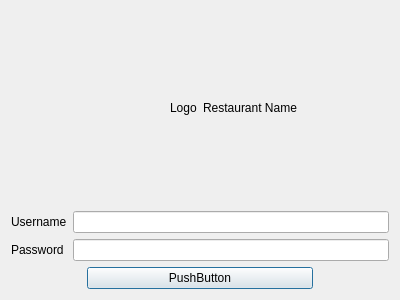
Before: the Qt Designer form askcredentials.ui in PeteCastle/PEx5, drawn with Qt 5.
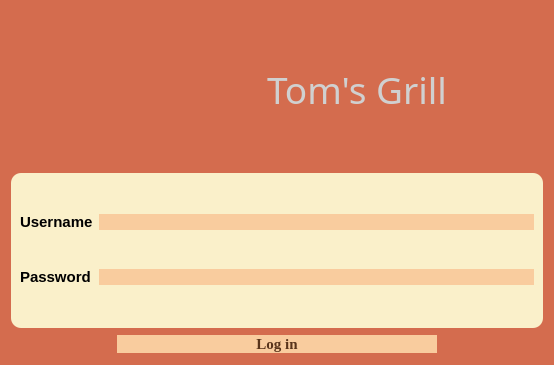
After: the same form once the commit is applied. Icons and pictures are not drawn.

Patch:
```diff
--- a/askcredentials.ui
+++ b/askcredentials.ui
@@ -6,55 +6,112 @@
    <rect>
     <x>0</x>
     <y>0</y>
-    <width>400</width>
-    <height>300</height>
+    <width>554</width>
+    <height>365</height>
    </rect>
   </property>
   <property name="windowTitle">
-   <string>Dialog</string>
+   <string>Log in</string>
+  </property>
+  <property name="styleSheet">
+   <string notr="true">background-color: rgb(212, 108, 78);</string>
   </property>
   <layout class="QVBoxLayout" name="verticalLayout">
    <item>
     <layout class="QHBoxLayout" name="horizontalLayout">
-     <item alignment="Qt::AlignRight">
+     <item>
       <widget class="QLabel" name="LogoLabel">
+       <property name="maximumSize">
+        <size>
+         <width>250</width>
+         <height>250</height>
+        </size>
+       </property>
+       <property name="styleSheet">
+        <string notr="true">image: url(:/logo/pictures/logo 2.png);</string>
+       </property>
        <property name="text">
-        <string>Logo</string>
+        <string/>
        </property>
       </widget>
      </item>
      <item>
       <widget class="QLabel" name="RestaurantLabel">
+       <property name="font">
+        <font>
+         <family>Vineta BT</family>
+         <pointsize>28</pointsize>
+        </font>
+       </property>
+       <property name="styleSheet">
+        <string notr="true">color: rgb(208, 208, 208);</string>
+       </property>
        <property name="text">
-        <string>Restaurant Name</string>
+        <string>Tom's Grill</string>
        </property>
       </widget>
      </item>
     </layout>
    </item>
    <item>
+    <widget class="QWidget" name="" native="true">
+     <property name="styleSheet">
+      <string notr="true">color: rgb(0, 0, 0);
+background-color: rgb(250, 240, 202);
+border-radius: 10px
+</string>
+     </property>
     <layout class="QGridLayout" name="gridLayout">
      <item row="0" column="0">
       <widget class="QLabel" name="UsernameLabel">
+        <property name="font">
+         <font>
+          <pointsize>11</pointsize>
+          <bold>true</bold>
+         </font>
+        </property>
+        <property name="styleSheet">
+         <string notr="true">background-color: rgb(250, 240, 202);
+color: rgb(0, 0, 0);</string>
+        </property>
        <property name="text">
         <string>Username</string>
        </property>
       </widget>
      </item>
      <item row="0" column="1">
-      <widget class="QLineEdit" name="UsernameLineEdit"/>
+       <widget class="QLineEdit" name="UsernameLineEdit">
+        <property name="styleSheet">
+         <string notr="true">background-color: rgb(249, 204, 158);</string>
+        </property>
+       </widget>
      </item>
      <item row="1" column="1">
-      <widget class="QLineEdit" name="PasswordLineEdit"/>
+       <widget class="QLineEdit" name="PasswordLineEdit">
+        <property name="styleSheet">
+         <string notr="true">background-color: rgb(249, 204, 158);</string>
+        </property>
+       </widget>
      </item>
      <item row="1" column="0">
       <widget class="QLabel" name="PasswordLabel">
+        <property name="font">
+         <font>
+          <pointsize>11</pointsize>
+          <bold>true</bold>
+         </font>
+        </property>
+        <property name="styleSheet">
+         <string notr="true">background-color: rgb(250, 240, 202);
+color: rgb(0, 0, 0);</string>
+        </property>
        <property name="text">
         <string>Password</string>
        </property>
       </widget>
      </item>
     </layout>
+    </widget>
    </item>
    <item>
     <layout class="QHBoxLayout" name="horizontalLayout_2" stretch="10,30,10">
@@ -73,8 +130,20 @@
      </item>
      <item>
       <widget class="QPushButton" name="pushButton">
+       <property name="font">
+        <font>
+         <family>Georgia</family>
+         <pointsize>11</pointsize>
+         <bold>true</bold>
+        </font>
+       </property>
+       <property name="styleSheet">
+        <string notr="true">background-color: rgb(249, 204, 158);
+color: rgb(89, 52, 27);
+border-radius: 10px;</string>
+       </property>
        <property name="text">
-        <string>PushButton</string>
+        <string>Log in</string>
        </property>
       </widget>
      </item>
```
Lines whose indentation alone changed are shown as unchanged.
